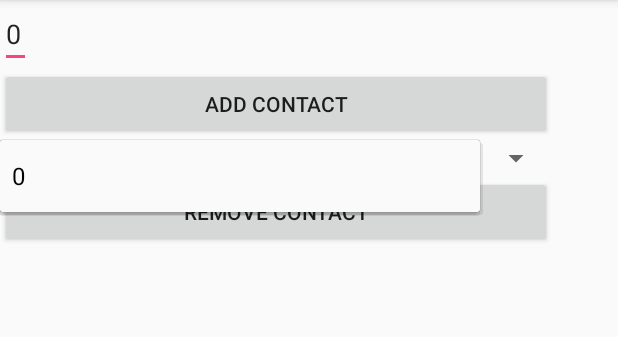
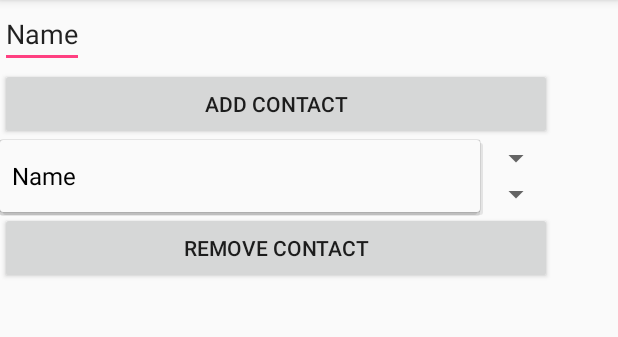
Before and after one commit to guancio/Sda-Converter1, an Android app: the screen it shows after launch (MainActivity), after a tap on "ADD CONTACT", on a phone screen of 412 x 824 dp, the part 84-421 px from its top. Run offline under Robolectric (Android 15) with nearby library versions, the phone set to English and light mode, and no system bars.

Commit message:
First import of the project

```diff
--- a/app/src/main/java/se/kth/roberto/myapplication/MainActivity.java
+++ b/app/src/main/java/se/kth/roberto/myapplication/MainActivity.java
@@ -3,6 +3,7 @@ package se.kth.roberto.myapplication;
 import android.support.v7.app.AppCompatActivity;
 import android.os.Bundle;
 import android.view.View;
+import android.widget.AdapterView;
 import android.widget.ArrayAdapter;
 import android.widget.EditText;
 import android.widget.Spinner;
@@ -17,10 +18,12 @@ import java.util.Vector;
 import se.kth.roberto.myapplication.controller.AddressBookController;
 import se.kth.roberto.myapplication.controller.ConverterController;
 
-public class MainActivity extends AppCompatActivity {
+public class MainActivity extends AppCompatActivity  {
 
     private AddressBookController controller;
     private ArrayAdapter adapter;
+    private ArrayAdapter adapterTwo;
+    private Vector<String> listOfPossibleMatchingNames;
 
     @Override
     protected void onCreate(Bundle savedInstanceState) {
@@ -29,13 +32,44 @@ public class MainActivity extends AppCompatActivity {
 
         controller = new AddressBookController();
 
-        Spinner spinner = (Spinner) findViewById(R.id.names);
+        final Spinner spinner = (Spinner) findViewById(R.id.names);
         // Create an ArrayAdapter using the string list and a default spinner layout
         adapter = new ArrayAdapter(this, android.R.layout.simple_spinner_item, controller.getAllNames());
         // Specify the layout to use when the list of choices appears
         adapter.setDropDownViewResource(android.R.layout.simple_spinner_dropdown_item);
         // Apply the adapter to the spinner
         spinner.setAdapter(adapter);
+        spinner.setOnItemSelectedListener(new AdapterView.OnItemSelectedListener() {
+            public void onItemSelected(AdapterView<?> parent, View view, int position, long id) {
+                Toast toast = Toast.makeText(
+                        MainActivity.this,
+                        (String)spinner.getItemAtPosition(spinner.getSelectedItemPosition()),
+                        Toast.LENGTH_SHORT);
+                toast.show();
+
+                //int positionSelected = spinner.getSelectedItemPosition();
+
+                String selectedName = (String)spinner.getItemAtPosition(position);
+                listOfPossibleMatchingNames.clear();
+                for (String name : controller.getAllNames()) {
+                    if (!name.equals(selectedName))
+                        listOfPossibleMatchingNames.add(name);
+                }
+                adapterTwo.notifyDataSetChanged();
+            }
+            public void onNothingSelected(AdapterView<?> parent) {
+
+            }
+        });
+
+        Spinner spinnerTwo = (Spinner) findViewById(R.id.namesSecond);
+        // Create an ArrayAdapter using the string list and a default spinner layout
+        listOfPossibleMatchingNames = new Vector<String>();
+        adapterTwo = new ArrayAdapter(this, android.R.layout.simple_spinner_item, listOfPossibleMatchingNames);
+        // Specify the layout to use when the list of choices appears
+        adapterTwo.setDropDownViewResource(android.R.layout.simple_spinner_dropdown_item);
+        // Apply the adapter to the spinner
+        spinnerTwo.setAdapter(adapterTwo);
 
         // comment
     }
--- /dev/null
+++ b/app/src/main/java/se/kth/roberto/myapplication/NameSpinnerHandler.java
@@ -0,0 +1,18 @@
+package se.kth.roberto.myapplication;
+
+import android.view.View;
+import android.widget.AdapterView;
+
+/**
+ * Created by guancio on 07/11/2017.
+ */
+
+class NameSpinnerHandler implements android.widget.AdapterView.OnItemSelectedListener {
+    @Override
+    public void onItemSelected(AdapterView<?> parent, View view, int position, long id) {
+    }
+
+    @Override
+    public void onNothingSelected(AdapterView<?> parent) {
+    }
+}
--- a/app/src/main/res/layout/activity_main.xml
+++ b/app/src/main/res/layout/activity_main.xml
@@ -17,7 +17,7 @@
             android:id="@+id/input_value_from_user"
             android:layout_width="wrap_content"
             android:layout_height="wrap_content"
-            android:text="0" />
+            android:text="Name" />
 
 
         <Button
@@ -31,6 +31,10 @@
             android:id="@+id/names"
             android:layout_width="match_parent"
             android:layout_height="wrap_content" />
+        <Spinner
+            android:id="@+id/namesSecond"
+            android:layout_width="match_parent"
+            android:layout_height="wrap_content" />
 
         <Button
             android:id="@+id/remove"
```
